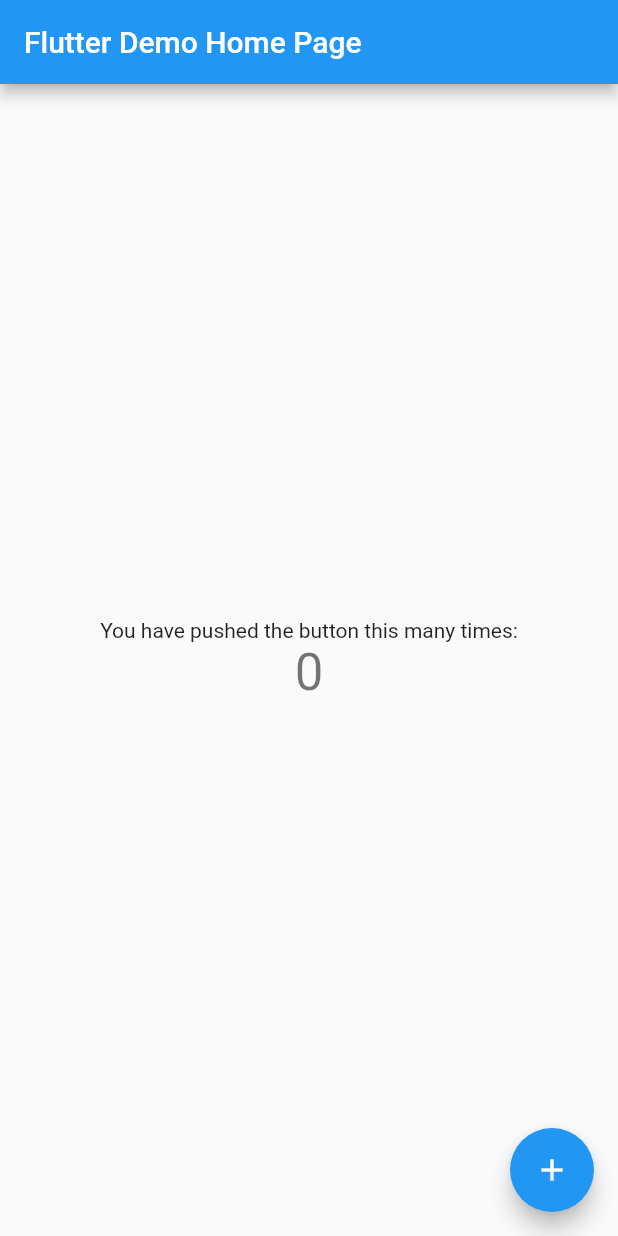
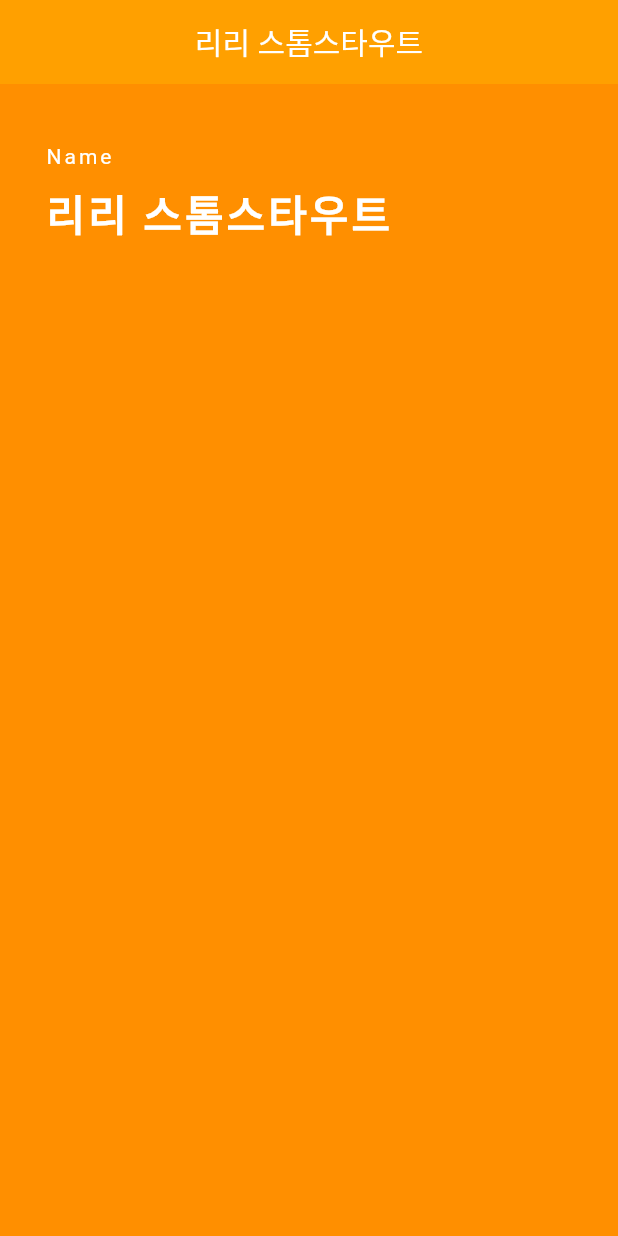
Before and after one commit to coffeeamp/myapp1, a Flutter app: the screen it shows after launch, on a phone screen of 412 x 824 dp. Run offline on Flutter 3.47's test engine with Material 2 defaults, Android fonts, the phone set to English and light mode, and no system bars.

Commit message:
230430_플러터연습

```diff
--- a/analysis_options.yaml
+++ b/analysis_options.yaml
@@ -22,6 +22,14 @@ linter:
   # `// ignore_for_file: name_of_lint` syntax on the line or in the file
   # producing the lint.
   rules:
+    # Lint 잠깐 끄기
+    prefer_typing_uninitialized_variables: false
+    prefer_const_constructors: false
+    prefer_const_constructors_in_immutables: false
+    avoid_print: false
+    prefer_const_literals_to_create_immutables: false
+
+
     # avoid_print: false  # Uncomment to disable the `avoid_print` rule
     # prefer_single_quotes: true  # Uncomment to enable the `prefer_single_quotes` rule
 
--- a/lib/main.dart
+++ b/lib/main.dart
@@ -1,115 +1,58 @@
-import 'package:flutter/material.dart';
+import 'package:flutter/material.dart'; // 필수
 
-void main() {
-  runApp(const MyApp());
-}
+void main() => runApp(const MyApp());
 
 class MyApp extends StatelessWidget {
   const MyApp({super.key});
 
-  // This widget is the root of your application.
   @override
   Widget build(BuildContext context) {
     return MaterialApp(
-      title: 'Flutter Demo',
-      theme: ThemeData(
-        // This is the theme of your application.
-        //
-        // Try running your application with "flutter run". You'll see the
-        // application has a blue toolbar. Then, without quitting the app, try
-        // changing the primarySwatch below to Colors.green and then invoke
-        // "hot reload" (press "r" in the console where you ran "flutter run",
-        // or simply save your changes to "hot reload" in a Flutter IDE).
-        // Notice that the counter didn't reset back to zero; the application
-        // is not restarted.
-        primarySwatch: Colors.blue,
-      ),
-      home: const MyHomePage(title: 'Flutter Demo Home Page'),
+      title: '리리',
+      home: Grade(),
     );
   }
 }
 
-class MyHomePage extends StatefulWidget {
-  const MyHomePage({super.key, required this.title});
 
-  // This widget is the home page of your application. It is stateful, meaning
-  // that it has a State object (defined below) that contains fields that affect
-  // how it looks.
-
-  // This class is the configuration for the state. It holds the values (in this
-  // case the title) provided by the parent (in this case the App widget) and
-  // used by the build method of the State. Fields in a Widget subclass are
-  // always marked "final".
-
-  final String title;
-
-  @override
-  State<MyHomePage> createState() => _MyHomePageState();
-}
-
-class _MyHomePageState extends State<MyHomePage> {
-  int _counter = 0;
-
-  void _incrementCounter() {
-    setState(() {
-      // This call to setState tells the Flutter framework that something has
-      // changed in this State, which causes it to rerun the build method below
-      // so that the display can reflect the updated values. If we changed
-      // _counter without calling setState(), then the build method would not be
-      // called again, and so nothing would appear to happen.
-      _counter++;
-    });
-  }
+class Grade extends StatelessWidget {
+  const Grade({super.key});
 
   @override
   Widget build(BuildContext context) {
-    // This method is rerun every time setState is called, for instance as done
-    // by the _incrementCounter method above.
-    //
-    // The Flutter framework has been optimized to make rerunning build methods
-    // fast, so that you can just rebuild anything that needs updating rather
-    // than having to individually change instances of widgets.
     return Scaffold(
+      backgroundColor: Colors.amber[800],
       appBar: AppBar(
-        // Here we take the value from the MyHomePage object that was created by
-        // the App.build method, and use it to set our appbar title.
-        title: Text(widget.title),
+        title: Text('리리 스톰스타우트'),
+        backgroundColor: Colors.amber[700],
+        centerTitle: true, // 제목 가운데 정렬
+        elevation: 0.0, // 그림자 0.0은 제거
       ),
-      body: Center(
-        // Center is a layout widget. It takes a single child and positions it
-        // in the middle of the parent.
+      body: Padding(
+        padding: EdgeInsets.fromLTRB(30.0, 40.0, 0.0, 0.0),
         child: Column(
-          // Column is also a layout widget. It takes a list of children and
-          // arranges them vertically. By default, it sizes itself to fit its
-          // children horizontally, and tries to be as tall as its parent.
-          //
-          // Invoke "debug painting" (press "p" in the console, choose the
-          // "Toggle Debug Paint" action from the Flutter Inspector in Android
-          // Studio, or the "Toggle Debug Paint" command in Visual Studio Code)
-          // to see the wireframe for each widget.
-          //
-          // Column has various properties to control how it sizes itself and
-          // how it positions its children. Here we use mainAxisAlignment to
-          // center the children vertically; the main axis here is the vertical
-          // axis because Columns are vertical (the cross axis would be
-          // horizontal).
-          mainAxisAlignment: MainAxisAlignment.center,
-          children: <Widget>[
-            const Text(
-              'You have pushed the button this many times:',
+          crossAxisAlignment: CrossAxisAlignment.start, // 왼쪽 시작점 정렬
+          children: [
+            Text('Name',
+            style: TextStyle(
+              color: Colors.white,
+              letterSpacing: 2.0,
             ),
-            Text(
-              '$_counter',
-              style: Theme.of(context).textTheme.headlineMedium,
+            ),
+            SizedBox(
+              height: 10.0
+             ),
+            Text('리리 스톰스타우트',
+            style: TextStyle(
+              color: Colors.white,
+              letterSpacing: 2.0,
+              fontSize: 28.0,
+              fontWeight: FontWeight.bold,
+            ),
             ),
           ],
-        ),
+        )
       ),
-      floatingActionButton: FloatingActionButton(
-        onPressed: _incrementCounter,
-        tooltip: 'Increment',
-        child: const Icon(Icons.add),
-      ), // This trailing comma makes auto-formatting nicer for build methods.
     );
   }
 }
```
